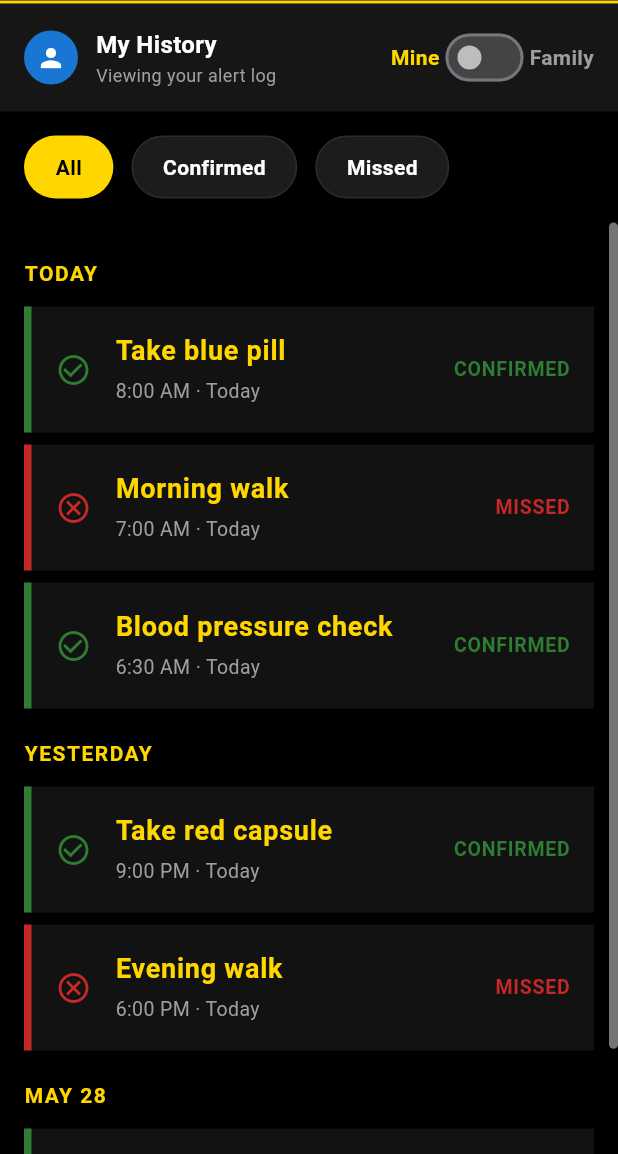
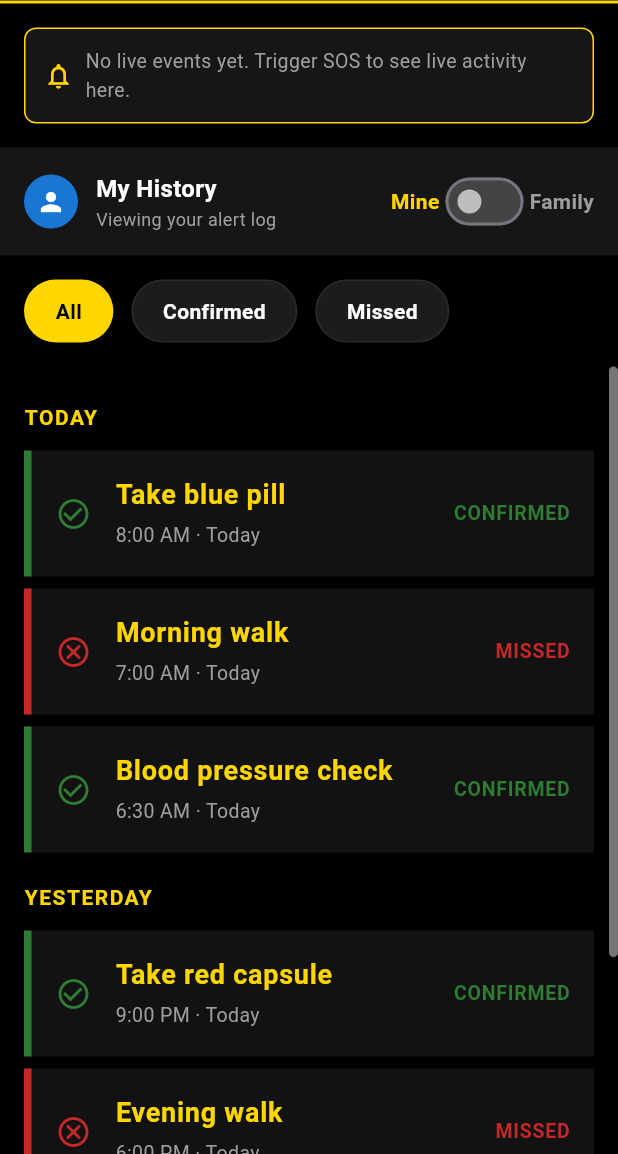
Before and after one commit to b-kraus/care_connect_hearing, a Flutter app: the LogScreen screen opened directly, on a phone screen of 412 x 824 dp, the part 82-1236 px from its top. Run offline on Flutter 3.47's test engine with Material 3 defaults, Android fonts, the phone set to English and light mode, and no system bars; our stand-ins replace speech_to_text.

Commit message:
Fix merge conflicts, add Provider banner to Log screen, fix bracket bug in Home

```diff
--- a/mobile/main/lib/home_screen.dart
+++ b/mobile/main/lib/home_screen.dart
@@ -143,6 +143,8 @@ class _HomeScreenState extends State<HomeScreen> {
                     ),
                   ),
                 ),
+              ],
+            ),
             const SizedBox(height: 40),
             Row(
               crossAxisAlignment: CrossAxisAlignment.start,
--- a/mobile/main/lib/log_screen.dart
+++ b/mobile/main/lib/log_screen.dart
@@ -1,4 +1,6 @@
 import 'package:flutter/material.dart';
+import 'package:provider/provider.dart';
+import 'state/alert_provider.dart';
 
 // Data model structural logic for managing filtered collections cleanly
 class AlertLogItem {
@@ -99,6 +101,7 @@ class _LogScreenState extends State<LogScreen> {
         ),
         body: Column(
           children: [
+            _buildLatestActivityBanner(),
             _buildToggleHeader(),
             _buildFilterChips(),
 
@@ -146,6 +149,77 @@ class _LogScreenState extends State<LogScreen> {
       ),
     );
   }
+Widget _buildLatestActivityBanner() {
+    return Consumer<AlertProvider>(
+      builder: (context, alertProvider, child) {
+        final logs = alertProvider.logs;
+        if (logs.isEmpty) {
+          return Container(
+            margin: const EdgeInsets.all(16.0),
+            padding: const EdgeInsets.all(12.0),
+            decoration: BoxDecoration(
+              color: const Color(0xFF161616),
+              borderRadius: BorderRadius.circular(8),
+              border: Border.all(color: const Color(0xFFFFD600), width: 1),
+            ),
+            child: Row(
+              children: const [
+                Icon(Icons.notifications_none, color: Color(0xFFFFD600), size: 20),
+                SizedBox(width: 8),
+                Expanded(
+                  child: Text(
+                    'No live events yet. Trigger SOS to see live activity here.',
+                    style: TextStyle(color: Colors.grey, fontSize: 13),
+                  ),
+                ),
+              ],
+            ),
+          );
+        }
+        final latest = logs.last;
+        return Container(
+          margin: const EdgeInsets.all(16.0),
+          padding: const EdgeInsets.all(12.0),
+          decoration: BoxDecoration(
+            color: const Color(0xFF161616),
+            borderRadius: BorderRadius.circular(8),
+            border: Border.all(color: const Color(0xFFFFD600), width: 2),
+          ),
+          child: Column(
+            crossAxisAlignment: CrossAxisAlignment.start,
+            children: [
+              Row(
+                children: [
+                  const Icon(Icons.notifications_active, color: Color(0xFFFFD600), size: 20),
+                  const SizedBox(width: 8),
+                  const Text(
+                    'LATEST ACTIVITY',
+                    style: TextStyle(
+                      color: Color(0xFFFFD600),
+                      fontSize: 13,
+                      fontWeight: FontWeight.bold,
+                      letterSpacing: 1.0,
+                    ),
+                  ),
+                  const Spacer(),
+                  Text(
+                    '${logs.length} ${logs.length == 1 ? "event" : "events"}',
+                    style: TextStyle(color: Colors.grey.shade500, fontSize: 12),
+                  ),
+                ],
+              ),
+              const SizedBox(height: 8),
+              Text(
+                latest,
+                style: const TextStyle(color: Color(0xFFFFD600), fontSize: 14, fontWeight: FontWeight.w600),
+              ),
+            ],
+          ),
+        );
+      },
+    );
+  }
+
 
   Widget _buildToggleHeader() {
     return Container(
--- a/mobile/main/pubspec.yaml
+++ b/mobile/main/pubspec.yaml
@@ -34,11 +34,8 @@ dependencies:
   # The following adds the Cupertino Icons font to your application.
   # Use with the CupertinoIcons class for iOS style icons.
   cupertino_icons: ^1.0.8
-<<<<<<< HEAD
   provider: ^6.1.5+1
-=======
   speech_to_text: ^7.4.0
->>>>>>> 564261f20121e706d2f9a73634338507cc25d7f5
 
 dev_dependencies:
   flutter_test:
```
Also changed, not shown: mobile/main/pubspec.lock.
